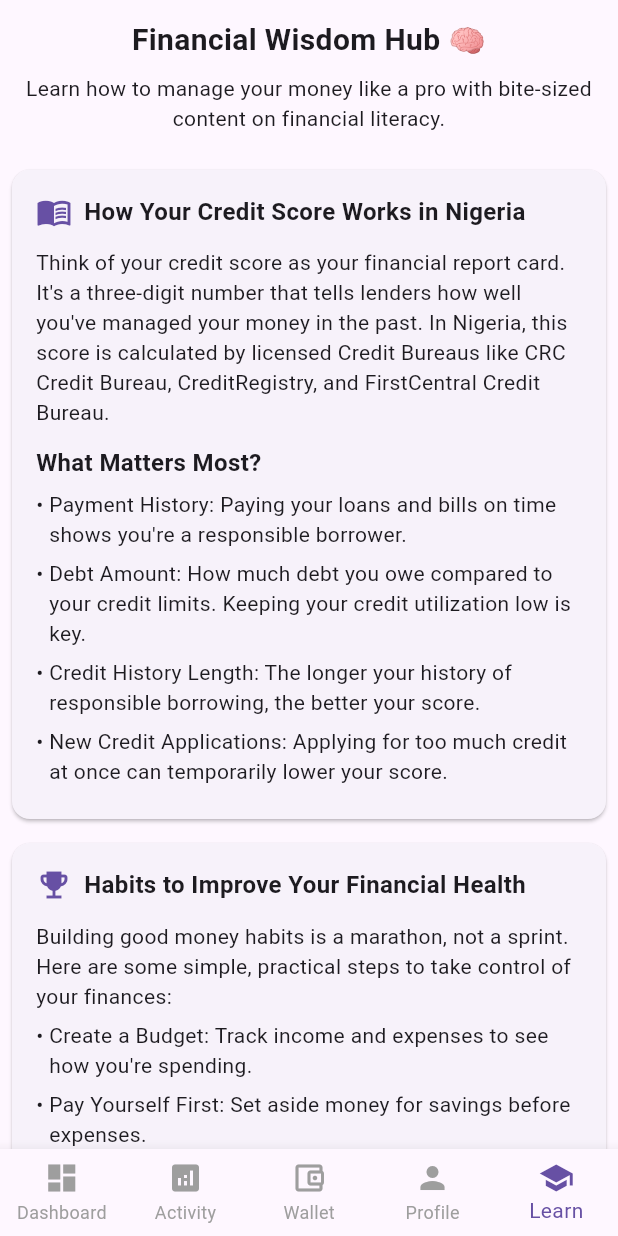
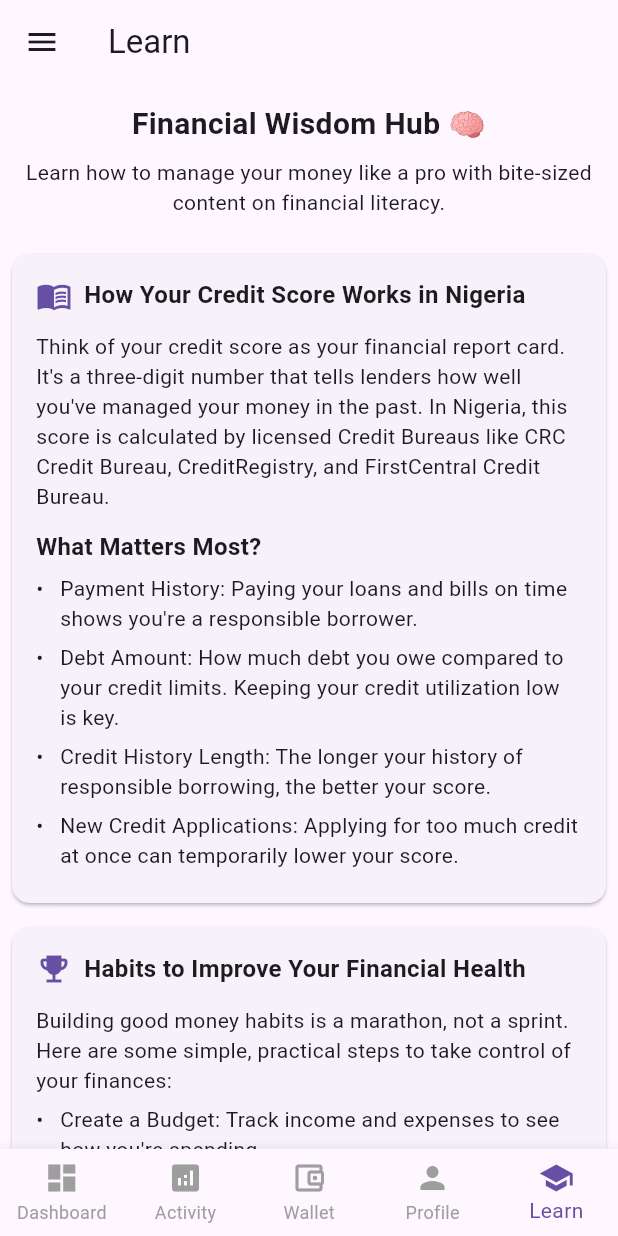
Before and after one commit to rmoskiii/ng-wallet-flutter, a Flutter app: the BottomNav screen opened by its route, item 5 of the bottom bar chosen, on a phone screen of 412 x 824 dp. Run offline on Flutter 3.47's test engine with Material 3 defaults, Android fonts, the phone set to English and light mode, and no system bars; our stand-ins replace fl_chart.

Commit message:
bottom menu added

```diff
--- a/lib/features/learn/screens/learn_screen.dart
+++ b/lib/features/learn/screens/learn_screen.dart
@@ -111,7 +111,8 @@ class LearnScreen extends StatelessWidget {
 
     return Scaffold(
       backgroundColor: theme.colorScheme.surface,
-      body: SingleChildScrollView(
+      body: SafeArea(   // ✅ ensures content avoids notch & status bar
+        child: SingleChildScrollView(
           padding: EdgeInsets.symmetric(
             vertical: isMobile ? 12 : 24,
             horizontal: isMobile ? 8 : 16,
@@ -149,15 +150,19 @@ class LearnScreen extends StatelessWidget {
                             crossAxisAlignment: CrossAxisAlignment.start,
                             children: [
                               Row(
+                                crossAxisAlignment: CrossAxisAlignment.start,
                                 children: [
                                   Icon(item["icon"] as IconData,
                                       color: theme.colorScheme.primary),
                                   const SizedBox(width: 8),
-                                Text(
+                                  Expanded(
+                                    child: Text(
                                       item["title"] as String,
                                       style: const TextStyle(
                                         fontSize: 16,
-                                      fontWeight: FontWeight.bold),
+                                        fontWeight: FontWeight.bold,
+                                      ),
+                                    ),
                                   ),
                                 ],
                               ),
@@ -208,6 +213,7 @@ class LearnScreen extends StatelessWidget {
             ),
           ),
         ),
+      ),
     );
   }
 }
@@ -219,8 +225,16 @@ Widget _bullet(String text) {
     child: Row(
       crossAxisAlignment: CrossAxisAlignment.start,
       children: [
-        const Text("• ", style: TextStyle(fontSize: 14)),
-        Expanded(child: Text(text, style: const TextStyle(fontSize: 14))),
+        const SizedBox(
+          width: 16, // fixed space for bullet
+          child: Text("•", style: TextStyle(fontSize: 14)),
+        ),
+        Expanded(
+          child: Text(
+            text,
+            style: const TextStyle(fontSize: 14),
+          ),
+        ),
       ],
     ),
   );
--- a/lib/shared/widgets/bottom_nav.dart
+++ b/lib/shared/widgets/bottom_nav.dart
@@ -4,9 +4,10 @@ import 'package:ngwallet_flutter/features/activity/screens/activity_screen.dart'
 import 'package:ngwallet_flutter/features/wallet/screens/wallet_screen.dart';
 import 'package:ngwallet_flutter/features/profile/screens/profile_screen.dart';
 import 'package:ngwallet_flutter/features/learn/screens/learn_screen.dart';
+import 'package:ngwallet_flutter/constants/menu_page.dart'; // ✅ your menu button lives here
 
 class BottomNav extends StatefulWidget {
-const BottomNav({super.key});
+  const BottomNav({super.key});
 
   @override
   State<BottomNav> createState() => _BottomNavState();
@@ -15,12 +16,20 @@ const BottomNav({super.key});
 class _BottomNavState extends State<BottomNav> {
   int _currentIndex = 0;
 
-  final List<Widget> _screens = [
+  final List<Widget> _screens = const [
     DashboardScreen(),
     ActivityScreen(),
     WalletScreen(),
     UserProfilePage(),
     LearnScreen(),
+  ];
+
+  final List<String> _titles = const [
+    "Dashboard",
+    "Activity",
+    "Wallet",
+    "Profile",
+    "Learn",
   ];
 
   void _onItemTapped(int index) {
@@ -32,6 +41,18 @@ class _BottomNavState extends State<BottomNav> {
   @override
   Widget build(BuildContext context) {
     return Scaffold(
+      appBar: AppBar(
+        title: Text(_titles[_currentIndex]),
+        leading: IconButton(
+          icon: const Icon(Icons.menu),
+          onPressed: () {
+            Navigator.push(
+              context,
+              MaterialPageRoute(builder: (context) => const MenuPage()),
+            );
+          },
+        ),
+      ),
       body: _screens[_currentIndex],
       bottomNavigationBar: BottomNavigationBar(
         type: BottomNavigationBarType.fixed,
```
Also changed, not shown: lib/constants/menu_items.dart (added, +65 -0 lines), lib/constants/menu_page.dart (added, +79 -0 lines), lib/shared/widgets/menu_button.dart (added, +15 -0 lines), lib/shared/widgets/custom_card.dart (deleted). Lines whose indentation alone changed are shown as unchanged.
